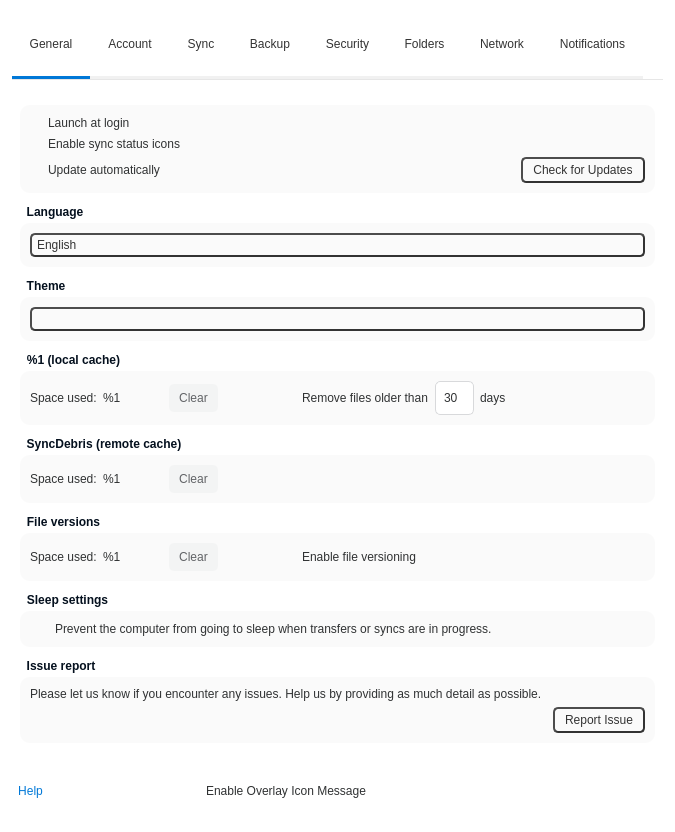
Above: src/MEGASync/gui/linux/SettingsDialog.ui from meganz/MEGAsync before the change. Below: the same form after it.
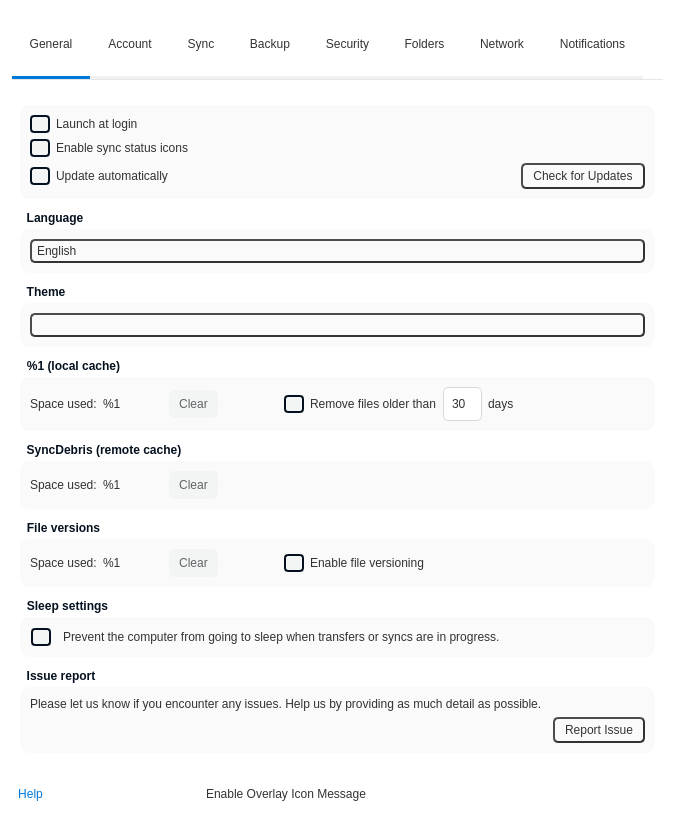
That is the form after the change. Icons and pictures are not drawn. Custom widgets are drawn as their Qt base class.

Commit message: SNC-4541 : Fixed bug on theme selector, fixed bug on theme token replacer.

The edit to the form file:
```diff
--- a/src/MEGASync/gui/linux/SettingsDialog.ui
+++ b/src/MEGASync/gui/linux/SettingsDialog.ui
@@ -24,6 +24,27 @@
 color: #303233; /*colorToken.text-primary*/
 }
 
+QCheckBox::indicator:checked
+{
+padding: 2px;
+border-style: solid;
+border-color: #04101E; /*colorToken.button-primary*/
+border-width: 2px;
+border-radius: 4px;
+background-color: #04101E; /*colorToken.button-primary*/
+image: url(:/images/themed/light/checkbox_checked.svg); /*replaceThemeToken*/
+}
+
+QCheckBox::indicator:unchecked
+{
+padding: 2px;
+border-style: solid;
+border-color: #04101E;  /*colorToken.button-primary*/
+border-width: 2px;
+border-radius: 4px;
+background-color: #f3f4f4;
+}
+
 QComboBox
 {
 background-color:  #fafafa; /*colorToken.surface-1*/
@@ -98,28 +119,6 @@
 width: 12px;
 }
 
-QCheckBox::indicator:checked
-{
-padding: 2px;
-border-style: solid;
-border-color: #04101E; /*colorToken.button-primary*/
-border-width: 2px;
-border-radius: 4px;
-background-color: #04101E; /*colorToken.button-primary*/
-image: url(:/images/themed/light/checkbox_checked.svg); /*replaceThemeToken*/
-}
-
-QCheckBox::indicator:unchecked
-{
-padding: 2px;
-border-style: solid;
-border-color: #04101E;  /*colorToken.button-primary*/
-border-width: 2px;
-border-radius: 4px;
-background-color: #f3f4f4;
-image: url(:/images/themed/light/checkbox_checked.svg); /*replaceThemeToken*/
-}
-
 #bUpdate, #bSendBug
 {
 background-color:  #fafafa; /*colorToken.surface-1*/
```
The commit also changes 2 other files.
